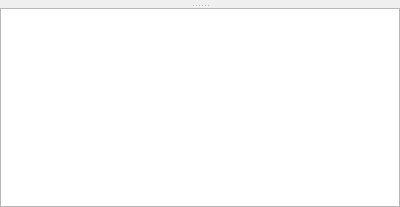
Old version of the form src/resultspage.ui in the repository KDAB/hotspot.
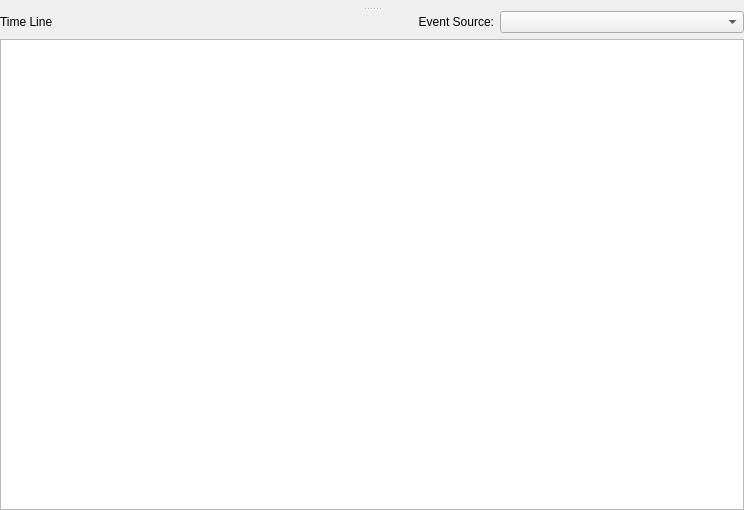
New version of the form.

Commit message:
Allow selecting the event source for the event timeline
This allows us to pick which event to visualize in the timeline,
e.g. instructions or cycles.

Diff of the .ui file:
```diff
--- a/src/resultspage.ui
+++ b/src/resultspage.ui
@@ -6,11 +6,11 @@
    <rect>
     <x>0</x>
     <y>0</y>
-    <width>400</width>
-    <height>207</height>
+    <width>744</width>
+    <height>510</height>
    </rect>
   </property>
-  <layout class="QVBoxLayout" name="verticalLayout">
+  <layout class="QVBoxLayout" name="verticalLayout_2">
    <property name="leftMargin">
     <number>0</number>
    </property>
@@ -36,6 +36,59 @@
        <bool>true</bool>
       </property>
      </widget>
+     <widget class="QWidget" name="timeLineArea" native="true">
+      <layout class="QVBoxLayout" name="verticalLayout">
+       <property name="leftMargin">
+        <number>0</number>
+       </property>
+       <property name="topMargin">
+        <number>0</number>
+       </property>
+       <property name="rightMargin">
+        <number>0</number>
+       </property>
+       <property name="bottomMargin">
+        <number>0</number>
+       </property>
+       <item>
+        <widget class="QWidget" name="widget_2" native="true">
+         <layout class="QHBoxLayout" name="horizontalLayout">
+          <property name="leftMargin">
+           <number>0</number>
+          </property>
+          <property name="topMargin">
+           <number>0</number>
+          </property>
+          <property name="rightMargin">
+           <number>0</number>
+          </property>
+          <property name="bottomMargin">
+           <number>0</number>
+          </property>
+          <item>
+           <widget class="QLabel" name="label">
+            <property name="text">
+             <string>Time Line</string>
+            </property>
+           </widget>
+          </item>
+          <item>
+           <widget class="QLabel" name="label_2">
+            <property name="text">
+             <string>Event Source:</string>
+            </property>
+            <property name="alignment">
+             <set>Qt::AlignRight|Qt::AlignTrailing|Qt::AlignVCenter</set>
+            </property>
+           </widget>
+          </item>
+          <item>
+           <widget class="QComboBox" name="timeLineEventSource"/>
+          </item>
+         </layout>
+        </widget>
+       </item>
+       <item>
      <widget class="QTreeView" name="timeLineView">
       <property name="alternatingRowColors">
        <bool>true</bool>
@@ -46,6 +99,9 @@
       <property name="uniformRowHeights">
        <bool>true</bool>
       </property>
+        </widget>
+       </item>
+      </layout>
      </widget>
     </widget>
    </item>
```
Lines whose indentation alone changed are shown as unchanged. The commit also changes 3 other files.
